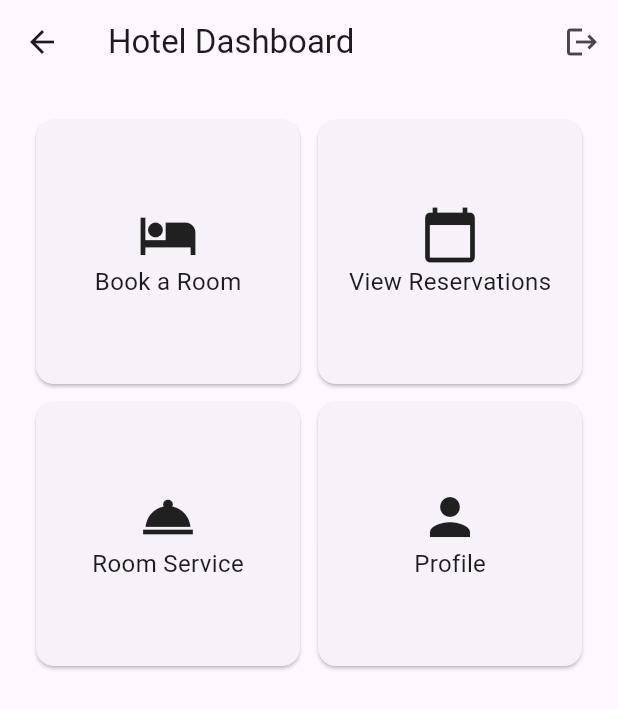
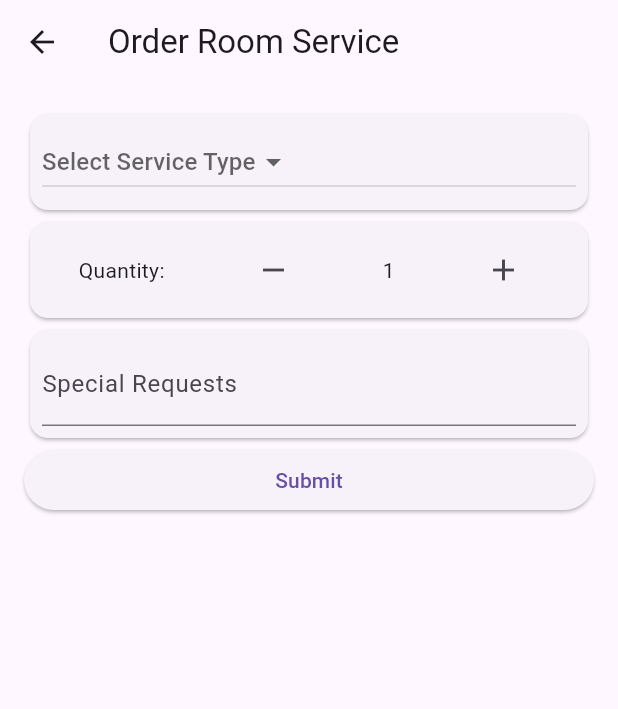
Before and after one commit to FireAmun/Hotel-Reservation-System-Arrow-Tech, a Flutter app: the HomePage screen opened by its route, after a tap on "Room Service", on a phone screen of 412 x 824 dp. Shown: the top 709 px of the screen. Run offline on Flutter 3.47's test engine with Material 3 defaults, Android fonts, the light colour scheme and no system bars; our stand-ins replace cached_network_image, cloud_firestore, firebase_auth, firebase_core, fluttertoast, font_awesome_flutter and 1 more; accounts and stored records are empty; network calls fail.

Commit message:
Added Hotels

```diff
--- /dev/null
+++ b/lib/features/user_auth/presentation/pages/OrderRoomServicePage.dart
@@ -0,0 +1,107 @@
+// OrderRoomServicePage.dart
+import 'package:flutter/material.dart';
+
+class OrderRoomServicePage extends StatefulWidget {
+  @override
+  _OrderRoomServicePageState createState() => _OrderRoomServicePageState();
+}
+
+class _OrderRoomServicePageState extends State<OrderRoomServicePage> {
+  String? _selectedServiceType;
+  String _specialRequest = '';
+  int _quantity = 1;
+
+  @override
+  Widget build(BuildContext context) {
+    return Scaffold(
+      appBar: AppBar(title: Text('Order Room Service')),
+      body: Padding(
+        padding: const EdgeInsets.all(16.0),
+        child: ListView(
+          children: [
+            // Service type dropdown
+            Card(
+              child: Padding(
+                padding: const EdgeInsets.all(8.0),
+                child: DropdownButton<String>(
+                  value: _selectedServiceType,
+                  hint: Text('Select Service Type'),
+                  items: <String>['Food', 'Cleaning', 'Laundry']
+                      .map<DropdownMenuItem<String>>((String value) {
+                    return DropdownMenuItem<String>(
+                      value: value,
+                      child: Text(value),
+                    );
+                  }).toList(),
+                  onChanged: (String? newValue) {
+                    setState(() {
+                      _selectedServiceType = newValue;
+                    });
+                  },
+                ),
+              ),
+            ),
+
+            // Quantity selector
+            Card(
+              child: Padding(
+                padding: const EdgeInsets.all(8.0),
+                child: Row(
+                  mainAxisAlignment: MainAxisAlignment.spaceAround,
+                  children: [
+                    Text('Quantity:'),
+                    IconButton(
+                      icon: Icon(Icons.remove),
+                      onPressed: () {
+                        if (_quantity > 1) {
+                          setState(() {
+                            _quantity--;
+                          });
+                        }
+                      },
+                    ),
+                    Text('$_quantity'),
+                    IconButton(
+                      icon: Icon(Icons.add),
+                      onPressed: () {
+                        setState(() {
+                          _quantity++;
+                        });
+                      },
+                    ),
+                  ],
+                ),
+              ),
+            ),
+
+            // Special requests text field
+            Card(
+              child: Padding(
+                padding: const EdgeInsets.all(8.0),
+                child: TextField(
+                  onChanged: (value) {
+                    setState(() {
+                      _specialRequest = value;
+                    });
+                  },
+                  decoration: InputDecoration(
+                    labelText: 'Special Requests',
+                  ),
+                ),
+              ),
+            ),
+
+            // Submit button
+            ElevatedButton(
+              child: Text('Submit'),
+              onPressed: () {
+                // Create a new Order object and navigate to a confirmation page
+                // ...
+              },
+            ),
+          ],
+        ),
+      ),
+    );
+  }
+}
--- a/lib/features/user_auth/presentation/pages/home_page.dart
+++ b/lib/features/user_auth/presentation/pages/home_page.dart
@@ -1,4 +1,6 @@
 import 'package:flutter/material.dart';
+import 'package:hotel/features/user_auth/presentation/pages/HotelsPage.dart';
+import 'package:hotel/features/user_auth/presentation/pages/OrderRoomServicePage.dart';
 import 'user_profile_page.dart'; // Make sure to import the UserProfilePage
 
 class HomePage extends StatelessWidget {
@@ -30,13 +32,17 @@ class HomePage extends StatelessWidget {
           crossAxisSpacing: 4.0,
           children: <Widget>[
             _buildCard('Book a Room', Icons.hotel, context, () {
-              // Implement action for Book a Room
+              Navigator.push(context,
+                  MaterialPageRoute(builder: (context) => HotelsPage()));
             }),
             _buildCard('View Reservations', Icons.calendar_today, context, () {
               // Implement action for View Reservations
             }),
             _buildCard('Room Service', Icons.room_service, context, () {
-              // Implement action for Room Service
+              Navigator.push(
+                  context,
+                  MaterialPageRoute(
+                      builder: (context) => OrderRoomServicePage()));
             }),
             _buildCard('Profile', Icons.person, context, () {
               Navigator.push(
```
Also changed, not shown: lib/features/user_auth/presentation/pages/HotelsPage.dart (added, +86 -0 lines), lib/features/user_auth/presentation/pages/RoomsPage.dart (added, +86 -0 lines), pubspec.yaml (+7 -1 lines), lib/features/pics/hotel1.png (added), lib/features/pics/hotel2.png (added), lib/features/pics/hotel3.png (added), lib/features/pics/hotel4.png (added), lib/features/pics/hotel5.png (added), pubspec.lock, 1 other file.
